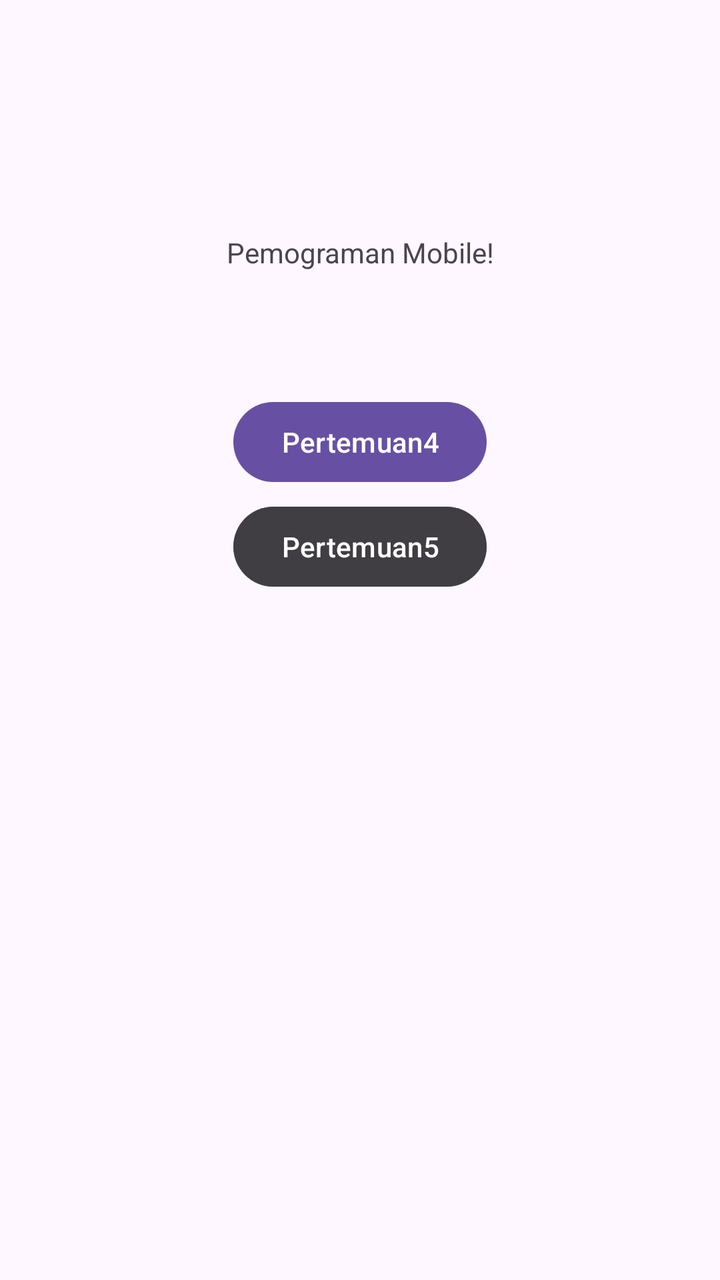
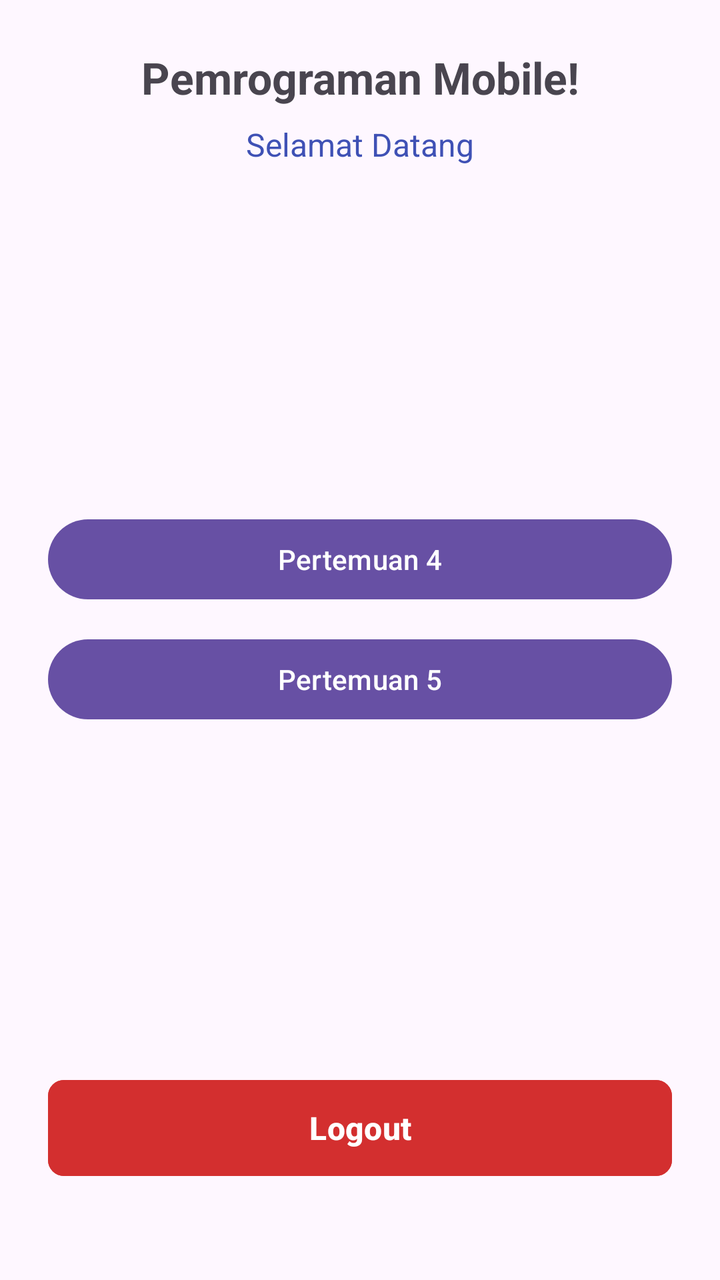

The first picture is an Android layout as it rendered before a commit; the second is the same layout after the commit. The layout source and the unified diff follow.
<!-- AndroidManifest.xml: application theme Theme.Bumi_Sultan -->
<!-- res/layout/activity_main.xml -->
<?xml version="1.0" encoding="utf-8"?>
<androidx.constraintlayout.widget.ConstraintLayout xmlns:android="http://schemas.android.com/apk/res/android"
    xmlns:app="http://schemas.android.com/apk/res-auto"
    xmlns:tools="http://schemas.android.com/tools"
    android:id="@+id/main"
    android:layout_width="match_parent"
    android:layout_height="match_parent"
    tools:context=".MainActivity">

    <TextView
        android:id="@+id/textView2"
        android:layout_width="wrap_content"
        android:layout_height="wrap_content"
        android:text="Pemograman Mobile!"
        app:layout_constraintBottom_toBottomOf="parent"
        app:layout_constraintEnd_toEndOf="parent"
        app:layout_constraintStart_toStartOf="parent"
        app:layout_constraintTop_toTopOf="parent"
        app:layout_constraintVertical_bias="0.188" />

    <Button
        android:id="@+id/btnToFourth"
        android:layout_width="wrap_content"
        android:layout_height="wrap_content"
        android:text="Pertemuan4"
        app:layout_constraintBottom_toBottomOf="parent"
        app:layout_constraintEnd_toEndOf="parent"
        app:layout_constraintStart_toStartOf="parent"
        app:layout_constraintTop_toTopOf="parent"
        app:layout_constraintVertical_bias="0.333" />

    <Button
        android:id="@+id/btnToFifth"
        android:layout_width="wrap_content"
        android:layout_height="wrap_content"
        android:text="Pertemuan5"
        android:backgroundTint="@color/material_on_surface_emphasis_medium"
        app:layout_constraintBottom_toBottomOf="parent"
        app:layout_constraintEnd_toEndOf="parent"
        app:layout_constraintStart_toStartOf="parent"
        app:layout_constraintTop_toTopOf="parent"
        app:layout_constraintVertical_bias="0.421" />

</androidx.constraintlayout.widget.ConstraintLayout>
<!-- resources referenced by this layout -->
<resources>
  <style name="Theme.Bumi_Sultan" parent="Base.Theme.Bumi_Sultan" />
  <style name="Base.Theme.Bumi_Sultan" parent="Theme.Material3.DayNight.NoActionBar">
          
          
      </style>
</resources>

<!-- the commit's change to res/layout/activity_main.xml (unified diff, before → after) -->
@@ -5,40 +5,71 @@
     android:id="@+id/main"
     android:layout_width="match_parent"
     android:layout_height="match_parent"
+    android:padding="24dp"
     tools:context=".MainActivity">
 
     <TextView
         android:id="@+id/textView2"
         android:layout_width="wrap_content"
         android:layout_height="wrap_content"
-        android:text="Pemograman Mobile!"
-        app:layout_constraintBottom_toBottomOf="parent"
+        android:text="Pemrograman Mobile!"
+        android:textSize="22sp"
+        android:textStyle="bold"
         app:layout_constraintEnd_toEndOf="parent"
         app:layout_constraintStart_toStartOf="parent"
         app:layout_constraintTop_toTopOf="parent"
-        app:layout_constraintVertical_bias="0.188" />
+        app:layout_constraintVertical_bias="0.1" />
+
+    <TextView
+        android:id="@+id/tvUserHeader"
+        android:layout_width="wrap_content"
+        android:layout_height="wrap_content"
+        android:layout_marginTop="8dp"
+        android:text="Selamat Datang"
+        android:textColor="#3F51B5"
+        android:textSize="16sp"
+        app:layout_constraintEnd_toEndOf="parent"
+        app:layout_constraintStart_toStartOf="parent"
+        app:layout_constraintTop_toBottomOf="@id/textView2" />
+
+    <LinearLayout
+        android:id="@+id/llButtons"
+        android:layout_width="0dp"
+        android:layout_height="wrap_content"
+        android:orientation="vertical"
+        android:spacing="12dp"
+        app:layout_constraintBottom_toTopOf="@id/btnLogout"
+        app:layout_constraintEnd_toEndOf="parent"
+        app:layout_constraintStart_toStartOf="parent"
+        app:layout_constraintTop_toBottomOf="@id/tvUserHeader">
+
+        <Button
+            android:id="@+id/btnToFourth"
+            android:layout_width="match_parent"
+            android:layout_height="wrap_content"
+            android:text="Pertemuan 4" />
+
+        <Button
+            android:id="@+id/btnToFifth"
+            android:layout_width="match_parent"
+            android:layout_height="wrap_content"
+            android:layout_marginTop="12dp"
+            android:text="Pertemuan 5" />
+
+    </LinearLayout>
 
     <Button
-        android:id="@+id/btnToFourth"
-        android:layout_width="wrap_content"
-        android:layout_height="wrap_content"
-        android:text="Pertemuan4"
+        android:id="@+id/btnLogout"
+        android:layout_width="0dp"
+        android:layout_height="56dp"
+        android:layout_marginBottom="24dp"
+        android:backgroundTint="#D32F2F"
+        android:text="Logout"
+        android:textSize="16sp"
+        android:textStyle="bold"
+        app:cornerRadius="8dp"
         app:layout_constraintBottom_toBottomOf="parent"
         app:layout_constraintEnd_toEndOf="parent"
-        app:layout_constraintStart_toStartOf="parent"
-        app:layout_constraintTop_toTopOf="parent"
-        app:layout_constraintVertical_bias="0.333" />
-
-    <Button
-        android:id="@+id/btnToFifth"
-        android:layout_width="wrap_content"
-        android:layout_height="wrap_content"
-        android:text="Pertemuan5"
-        android:backgroundTint="@color/material_on_surface_emphasis_medium"
-        app:layout_constraintBottom_toBottomOf="parent"
-        app:layout_constraintEnd_toEndOf="parent"
-        app:layout_constraintStart_toStartOf="parent"
-        app:layout_constraintTop_toTopOf="parent"
-        app:layout_constraintVertical_bias="0.421" />
+        app:layout_constraintStart_toStartOf="parent" />
 
 </androidx.constraintlayout.widget.ConstraintLayout>
